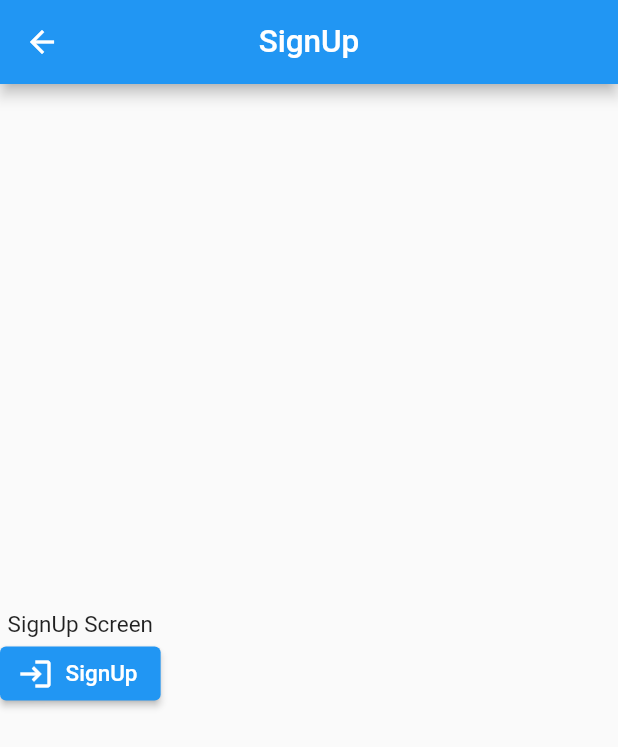
After one commit to YamamotoDesu/flutter_setup, a Flutter app: the SignUpScreen screen opened by its route, after a tap on "SignUp", on a phone screen of 412 x 824 dp. The commit adds this screen. Shown: the top 747 px of the screen. Run offline on Flutter 3.47's test engine with Material 2 defaults, Android fonts, the light colour scheme and no system bars; our stand-ins replace connectivity_plus, dio, flutter_riverpod, flutter_secure_storage, freezed_annotation, go_router and 4 more; missing offline and left inert: dio_http_formatter, flutter_screen_lock, freerasp; accounts and stored records are empty; generated files the repository leaves out were written again; statements that could not run were skipped; project files that could hold a hidden picture were left out.

Commit message:
GoRoute Listener

```diff
--- a/lib/core/route/go_router_provider.dart
+++ b/lib/core/route/go_router_provider.dart
@@ -2,7 +2,10 @@ import 'package:flutter/material.dart';
 import 'package:flutter_riverpod/flutter_riverpod.dart';
 import 'package:flutter_setup/common/error/no_internet_connection_screen.dart';
 import 'package:flutter_setup/common/error/no_route_screen.dart';
-import 'package:flutter_setup/features/cart/presentation/ui/widget/cart_screen.dart';
+import 'package:flutter_setup/core/route/notifier/go_router_notifier.dart';
+import 'package:flutter_setup/features/auth/presentation/ui/login_screen.dart';
+import 'package:flutter_setup/features/auth/presentation/ui/signup_screen.dart';
+import 'package:flutter_setup/features/cart/presentation/ui/cart_screen.dart';
 import 'package:flutter_setup/features/dashboard/presentation/ui/dashboard_screen.dart';
 import 'package:flutter_setup/features/home/presentation/ui/widget/home_screen.dart';
 import 'package:flutter_setup/features/setting/presentation/ui/widget/setting_screen.dart';
@@ -18,6 +21,7 @@ final goRouterProvider = Provider<GoRouter>((ref) {
   return GoRouter(
     navigatorKey: navigatorKey,
     initialLocation: '/',
+    refreshListenable: ref.watch(goRouterNotiferProvider),
     routes: <RouteBase>[
       GoRoute(
         parentNavigatorKey: navigatorKey,
@@ -26,6 +30,24 @@ final goRouterProvider = Provider<GoRouter>((ref) {
         builder: (context, state) => NoInternetConnectionScreen(
           key: state.pageKey,
         ),
+      ),
+      GoRoute(
+        parentNavigatorKey: navigatorKey,
+        path: '/login',
+        name: loginRoute,
+        builder: (context, state) => LoginScreen(
+          key: state.pageKey,
+        ),
+        routes: [
+          GoRoute(
+            parentNavigatorKey: navigatorKey,
+            path: '/signUp',
+            name: signUpRoute,
+            builder: (context, state) => SignUpScreen(
+              key: state.pageKey,
+            ),
+          ),
+        ],
       ),
       ShellRoute(
         navigatorKey: _shellNavigatorKey,
--- a/lib/core/route/route_name.dart
+++ b/lib/core/route/route_name.dart
@@ -2,3 +2,5 @@ const String homeRoute = 'home';
 const String cartRoute = 'cart';
 const String settingRoute = 'setting';
 const String noInternetRoute = 'noInternet';
+const String loginRoute = 'login';
+const String signUpRoute = 'signUp';
--- /dev/null
+++ b/lib/features/auth/presentation/ui/login_screen.dart
@@ -0,0 +1,34 @@
+import 'package:flutter/material.dart';
+import 'package:flutter_riverpod/flutter_riverpod.dart';
+import 'package:flutter_setup/base/base_consumer_state.dart';
+
+class LoginScreen extends ConsumerStatefulWidget {
+  const LoginScreen({super.key});
+
+  @override
+  ConsumerState<LoginScreen> createState() => _LoginScreenState();
+}
+
+class _LoginScreenState extends BaseConsumerState<LoginScreen> {
+  @override
+  Widget build(BuildContext context) {
+    return Scaffold(
+      appBar: AppBar(
+        title: const Text("Login"),
+        centerTitle: true,
+      ),
+      body: Column(
+        mainAxisAlignment: MainAxisAlignment.center,
+        crossAxisAlignment: CrossAxisAlignment.center,
+        children: [
+          const Text("Cart"),
+          ElevatedButton.icon(
+            onPressed: () {},
+            icon: const Icon(Icons.login),
+            label: const Text('Login'),
+          ),
+        ],
+      ),
+    );
+  }
+}
--- /dev/null
+++ b/lib/features/auth/presentation/ui/signup_screen.dart
@@ -0,0 +1,34 @@
+import 'package:flutter/material.dart';
+import 'package:flutter_riverpod/flutter_riverpod.dart';
+import 'package:flutter_setup/base/base_consumer_state.dart';
+
+class SignUpScreen extends ConsumerStatefulWidget {
+  const SignUpScreen({super.key});
+
+  @override
+  ConsumerState<SignUpScreen> createState() => _SignUpScreenState();
+}
+
+class _SignUpScreenState extends BaseConsumerState<SignUpScreen> {
+  @override
+  Widget build(BuildContext context) {
+    return Scaffold(
+      appBar: AppBar(
+        title: const Text("SignUp"),
+        centerTitle: true,
+      ),
+      body: Column(
+        mainAxisAlignment: MainAxisAlignment.center,
+        crossAxisAlignment: CrossAxisAlignment.center,
+        children: [
+          const Text("SignUp Screen"),
+          ElevatedButton.icon(
+            onPressed: () {},
+            icon: const Icon(Icons.login),
+            label: const Text('SignUp'),
+          ),
+        ],
+      ),
+    );
+  }
+}
```
Also changed, not shown: lib/core/route/notifier/go_router_notifier.dart (added, +8 -0 lines), lib/features/cart/presentation/ui/cart_screen.dart (renamed from lib/features/cart/presentation/ui/widget/cart_screen.dart).
